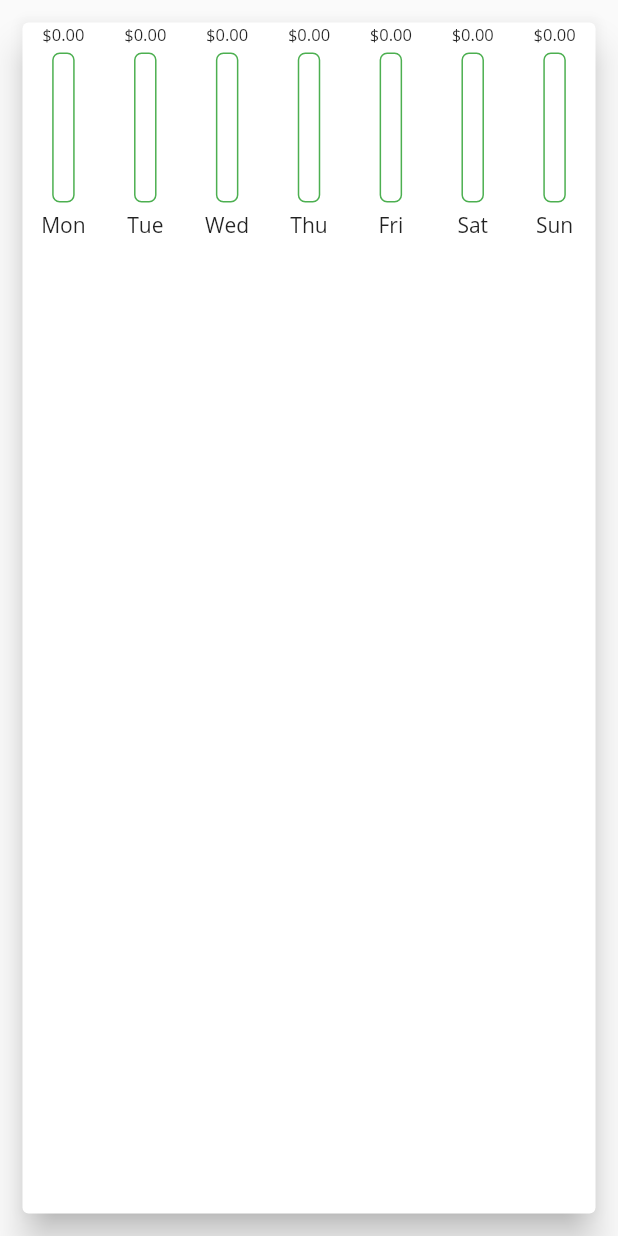
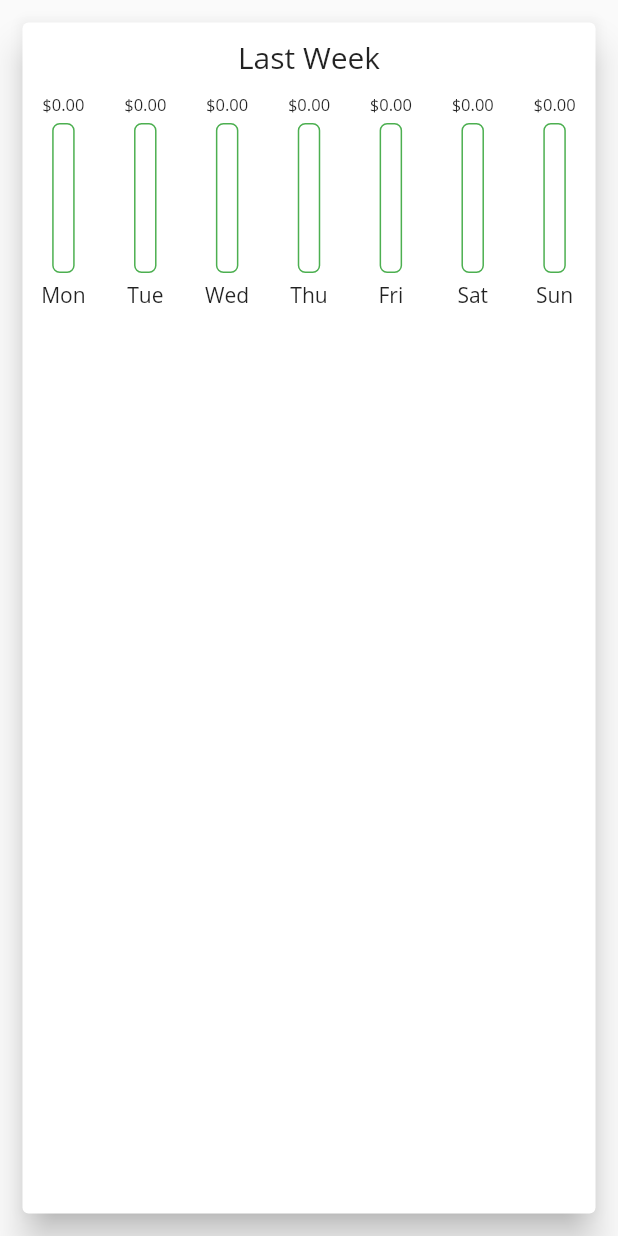
Before and after one commit to ysumut/Personal-Expenses-App, a Flutter app: the ChartScreen widget shown alone on an empty page, opened directly with empty values, on a phone screen of 412 x 824 dp. Run offline on Flutter 3.47's test engine with Material 2 defaults, Android fonts, the phone set to English and light mode, and no system bars.

Commit message:
Chart title added and datePicker text fixed

```diff
--- a/lib/main.dart
+++ b/lib/main.dart
@@ -34,11 +34,7 @@ class MyHomePage extends StatefulWidget {
 }
 
 class _MyHomePageState extends State<MyHomePage> {
-  final List<Transaction> _transactions = [
-    Transaction(id: 1, title: 'Clothes', amount: 48.99, dateTime: DateTime.now()),
-    Transaction(id: 2, title: 'Food', amount: 85.42, dateTime: DateTime.now()),
-    Transaction(id: 3, title: 'Holiday', amount: 320.75, dateTime: DateTime.now()),
-  ];
+  final List<Transaction> _transactions = [];
 
   @override
   Widget build(BuildContext context) {
--- a/lib/widgets/chart_screen.dart
+++ b/lib/widgets/chart_screen.dart
@@ -21,7 +21,13 @@ class ChartScreen extends StatelessWidget {
     return Card(
       margin: EdgeInsets.all(15),
       elevation: 10,
-      child: Row(
+      child: Column(
+        children: [
+          Container(
+            margin: EdgeInsets.all(10),
+            child: Text('Last Week', style: TextStyle(fontSize: 20),),
+          ),
+          Row(
             mainAxisAlignment: MainAxisAlignment.spaceAround,
             children: chartList
                 .map((e) => Container(
@@ -44,7 +50,8 @@ class ChartScreen extends StatelessWidget {
                             ),
                             child: Container(
                               margin: EdgeInsets.only(
-                              top: (100 - (e.amount * ratio)) as double),
+                                  top: _calculateMargin(e.amount, ratio)
+                              ),
                               decoration: BoxDecoration(
                                 borderRadius: BorderRadius.circular(2),
                                 color: Colors.green,
@@ -56,6 +63,8 @@ class ChartScreen extends StatelessWidget {
                       ),
                     ))
                 .toList(),
+          ),
+        ],
       ),
     );
   }
@@ -78,4 +87,9 @@ class ChartScreen extends StatelessWidget {
 
     return chartList;
   }
+
+  double _calculateMargin(amount, ratio) {
+    double result = (100 - (amount * ratio)) as double;
+    return (result < 0) ? 0 : result;
   }
+}
```
Also changed, not shown: lib/widgets/transaction_form.dart (+4 -3 lines). Lines whose indentation alone changed are shown as unchanged.
